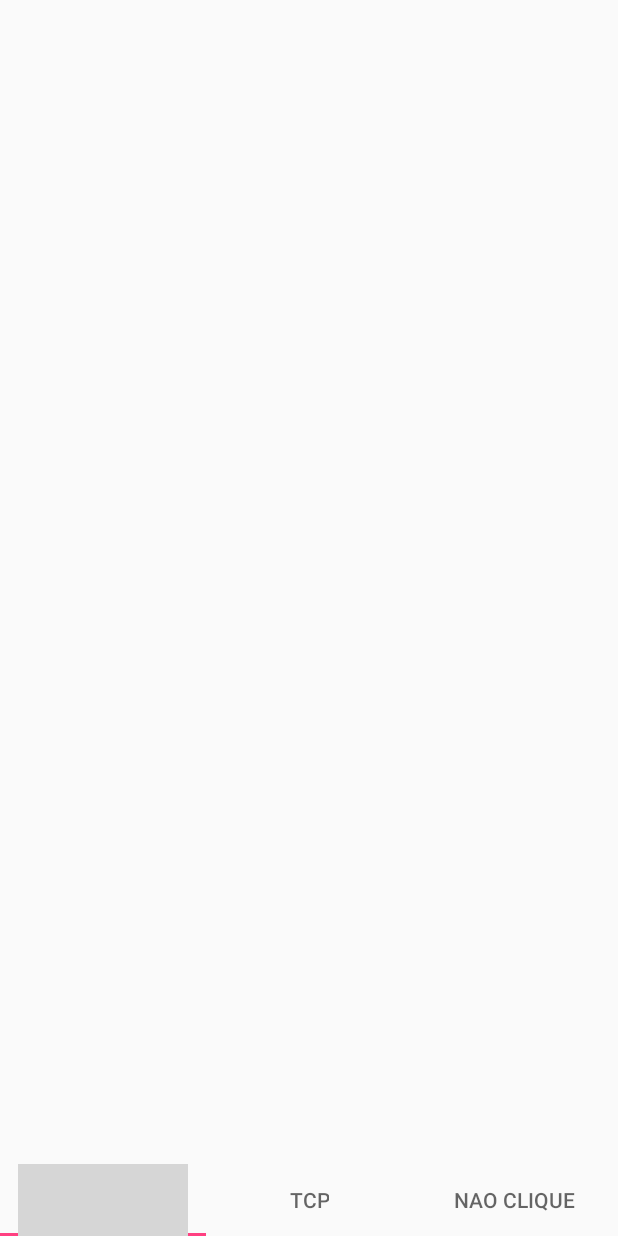
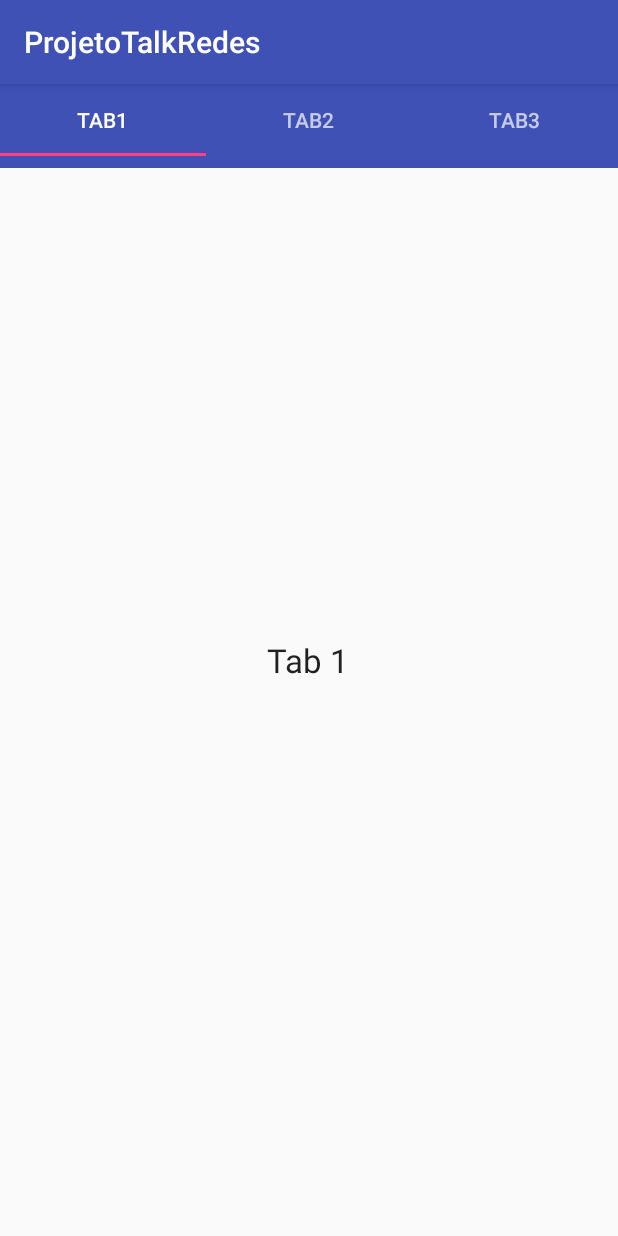
Before and after one commit to Liellison/ProjetoTalkRedes, an Android app: the screen it shows after launch (MainActivity), on a phone screen of 412 x 824 dp. Run offline under Robolectric (Android 15) with nearby library versions, the phone set to English and light mode, and no system bars; 1 statement that could not run was skipped; grey boxes are pictures that could not be loaded.

Commit message:
Versao 0.0.3 Tentando criar as tabs..porem sem sucesso ainda

```diff
--- a/app/build.gradle
+++ b/app/build.gradle
@@ -2,11 +2,11 @@ apply plugin: 'com.android.application'
 
 android {
     compileSdkVersion 23
-    buildToolsVersion "23.0.0"
+    buildToolsVersion '21.1.0'
 
     defaultConfig {
         applicationId "com.liellison.projetotalkredes"
-        minSdkVersion 7
+        minSdkVersion 14
         targetSdkVersion 23
         versionCode 1
         versionName "0.0.1"
--- a/app/src/main/AndroidManifest.xml
+++ b/app/src/main/AndroidManifest.xml
@@ -15,6 +15,7 @@
                 <category android:name="android.intent.category.LAUNCHER" />
             </intent-filter>
         </activity>
+
     </application>
 
 </manifest>
--- a/app/src/main/java/com/liellison/projetotalkredes/MainActivity.java
+++ b/app/src/main/java/com/liellison/projetotalkredes/MainActivity.java
@@ -1,23 +1,62 @@
 package com.liellison.projetotalkredes;
 
-import android.annotation.TargetApi;
-import android.app.Activity;
-import android.os.Build;
+import android.support.design.widget.TabLayout;
+import android.support.v4.view.ViewPager;
+import android.support.v7.app.AppCompatActivity;
 import android.os.Bundle;
-import android.widget.TableLayout;
+import android.support.v7.widget.Toolbar;
 
-public class MainActivity extends Activity {
-    private TableLayout tabLayout;
+public class MainActivity extends AppCompatActivity implements TabLayout.OnTabSelectedListener{
 
-    @TargetApi(Build.VERSION_CODES.LOLLIPOP)
+    //This is our tablayout
+    private TabLayout tabLayout;
+
+    //This is our viewPager
+    private ViewPager viewPager;
+
     @Override
     protected void onCreate(Bundle savedInstanceState) {
         super.onCreate(savedInstanceState);
         setContentView(R.layout.activity_main);
 
-        tabLayout = (TableLayout) findViewById(R.id.tabLayout);
+        //Adding toolbar to the activity
+        Toolbar toolbar = (Toolbar) findViewById(R.id.toolbar);
+        setSupportActionBar(toolbar);
+
+        //Initializing the tablayout
+        tabLayout = (TabLayout) findViewById(R.id.tabLayout);
+
+        //Adding the tabs using addTab() method
+        tabLayout.addTab(tabLayout.newTab().setText("Tab1"));
+        tabLayout.addTab(tabLayout.newTab().setText("Tab2"));
+        tabLayout.addTab(tabLayout.newTab().setText("Tab3"));
+        tabLayout.setTabGravity(TabLayout.GRAVITY_FILL);
+
+        //Initializing viewPager
+        viewPager = (ViewPager) findViewById(R.id.pager);
+
+        //Creating our pager adapter
+        Pager adapter = new Pager(getSupportFragmentManager(), tabLayout.getTabCount());
+
+        //Adding adapter to pager
+        viewPager.setAdapter(adapter);
+
+        //Adding onTabSelectedListener to swipe views
+        tabLayout.setOnTabSelectedListener(this);
+    }
+
+    @Override
+    public void onTabSelected(TabLayout.Tab tab) {
+        viewPager.setCurrentItem(tab.getPosition());
+    }
+
+    @Override
+    public void onTabUnselected(TabLayout.Tab tab) {
 
     }
 
+    @Override
+    public void onTabReselected(TabLayout.Tab tab) {
 
+    }
 }
--- /dev/null
+++ b/app/src/main/java/com/liellison/projetotalkredes/Pager.java
@@ -0,0 +1,44 @@
+package com.liellison.projetotalkredes;
+
+import android.support.v4.app.Fragment;
+import android.support.v4.app.FragmentManager;
+import android.support.v4.app.FragmentStatePagerAdapter;
+
+/**
+ * Created by liellison on 22/09/16.
+ */
+
+public class Pager extends FragmentStatePagerAdapter {
+
+    //integer to count number of tabs
+    int tabCount;
+
+    //Constructor to the class
+    public Pager(FragmentManager fm, int tabCount) {
+        super(fm);
+        //Initializing tab count
+        this.tabCount= tabCount;
+    }
+
+    //Overriding method getItem
+    @Override
+    public Fragment getItem(int position) {
+        //Returning the current tabs
+        switch (position) {
+            case 0:Tab1 tab1 = new Tab1();
+                return tab1;
+            case 1:Tab2 tab2 = new Tab2();
+                return tab2;
+            case 2:Tab3 tab3 = new Tab3();
+                return tab3;
+            default:
+                return null;
+        }
+    }
+
+    //Overriden method getCount to get the number of tabs
+    @Override
+    public int getCount() {
+        return tabCount;
+    }
+}
--- /dev/null
+++ b/app/src/main/java/com/liellison/projetotalkredes/Tab1.java
@@ -0,0 +1,23 @@
+package com.liellison.projetotalkredes;
+
+import android.os.Bundle;
+import android.support.v4.app.Fragment;
+import android.view.LayoutInflater;
+import android.view.View;
+import android.view.ViewGroup;
+
+/**
+ * Created by liellison on 22/09/16.
+ */
+
+public class Tab1 extends Fragment {
+
+    //Overriden method onCreateView
+    @Override
+    public View onCreateView(LayoutInflater inflater, ViewGroup container, Bundle savedInstanceState) {
+
+        //Returning the layout file after inflating
+        //Change R.layout.tab1 in you classes
+        return inflater.inflate(R.layout.tab1, container, false);
+    }
+}
--- /dev/null
+++ b/app/src/main/java/com/liellison/projetotalkredes/Tab2.java
@@ -0,0 +1,19 @@
+package com.liellison.projetotalkredes;
+
+import android.os.Bundle;
+import android.support.v4.app.Fragment;
+import android.view.LayoutInflater;
+import android.view.View;
+import android.view.ViewGroup;
+
+/**
+ * Created by liellison on 22/09/16.
+ */
+
+public class Tab2 extends Fragment {
+
+    @Override
+    public View onCreateView(LayoutInflater inflater, ViewGroup container, Bundle savedInstanceState) {
+        return inflater.inflate(R.layout.tab2, container, false);
+    }
+}
--- a/app/src/main/res/layout/activity_main.xml
+++ b/app/src/main/res/layout/activity_main.xml
@@ -3,27 +3,25 @@
     android:orientation="vertical" android:layout_width="match_parent"
     android:layout_height="match_parent">
 
+    <android.support.v7.widget.Toolbar
+        android:id="@+id/toolbar"
+        android:layout_width="match_parent"
+        android:layout_height="wrap_content"
+        android:background="?attr/colorPrimary"
+        android:minHeight="?attr/actionBarSize"
+        android:theme="@style/ThemeOverlay.AppCompat.Dark.ActionBar"
+        />
+
     <android.support.design.widget.TabLayout
         android:id="@+id/tabLayout"
         android:layout_width="match_parent"
         android:layout_height="wrap_content"
-        android:layout_alignParentBottom="true"
-        android:layout_centerHorizontal="true">
+        android:background="?attr/colorPrimary"
+        android:minHeight="?attr/actionBarSize"
+        android:theme="@style/ThemeOverlay.AppCompat.Dark.ActionBar"/>
 
-        <android.support.design.widget.TabItem
-            android:layout="@layout/tab"
-            android:layout_width="wrap_content"
-            android:layout_height="wrap_content"
-            android:text="@string/udpTab" />
-
-        <android.support.design.widget.TabItem
-            android:layout_width="wrap_content"
-            android:layout_height="wrap_content"
-            android:text="@string/tcpTab" />
-
-        <android.support.design.widget.TabItem
-            android:layout_width="wrap_content"
-            android:layout_height="wrap_content"
-            android:text="@string/naoTab" />
-    </android.support.design.widget.TabLayout>
+    <android.support.v4.view.ViewPager
+        android:id="@+id/pager"
+        android:layout_width="match_parent"
+        android:layout_height="fill_parent"/>
 </RelativeLayout>
--- /dev/null
+++ b/app/src/main/res/layout/tab1.xml
@@ -0,0 +1,15 @@
+<?xml version="1.0" encoding="utf-8"?>
+<RelativeLayout xmlns:android="http://schemas.android.com/apk/res/android"
+    android:layout_width="match_parent"
+    android:layout_height="match_parent"
+    android:orientation="vertical">
+
+    <TextView
+        android:id="@+id/textView"
+        android:layout_width="wrap_content"
+        android:layout_height="wrap_content"
+        android:layout_centerInParent="true"
+        android:text="Tab 1"
+        android:textAppearance="?android:attr/textAppearanceLarge"/>
+
+</RelativeLayout>
```
Also changed, not shown: app/src/main/java/com/liellison/projetotalkredes/OneFragment.java (deleted, +0 -26 lines), app/src/main/java/com/liellison/projetotalkredes/Tab3.java (added, +19 -0 lines), app/src/main/res/layout/fragment_one.xml (deleted, +0 -14 lines), app/src/main/res/layout/tab2.xml (added, +15 -0 lines), app/src/main/res/layout/tab3.xml (added, +15 -0 lines), 1 other file.
